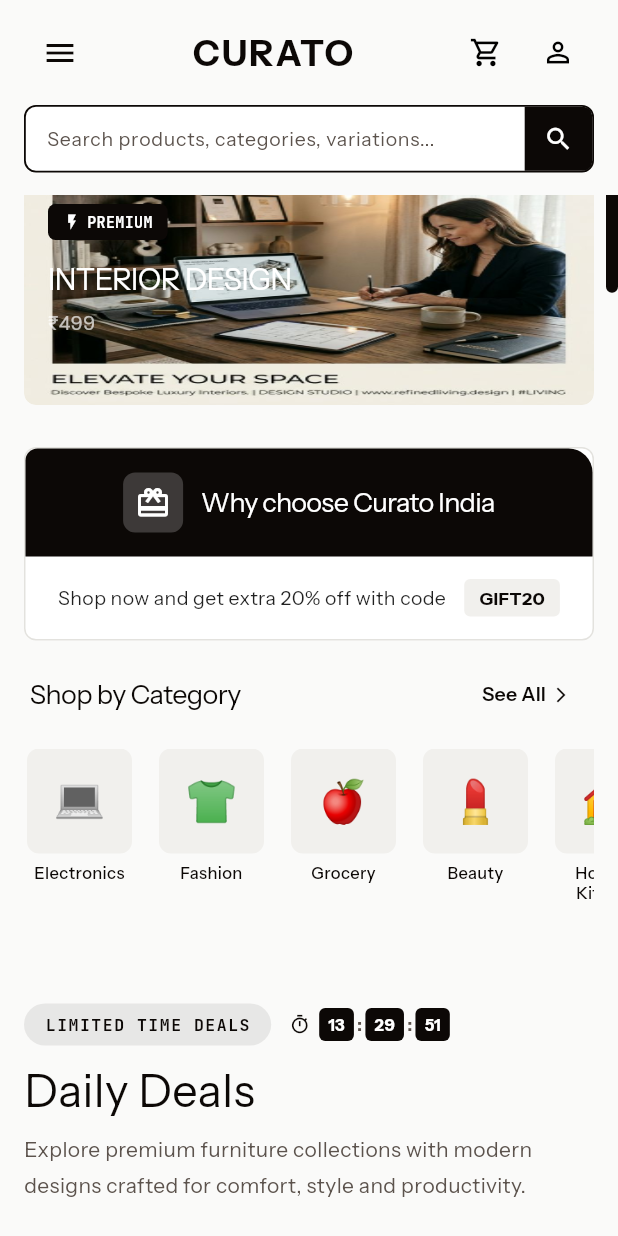
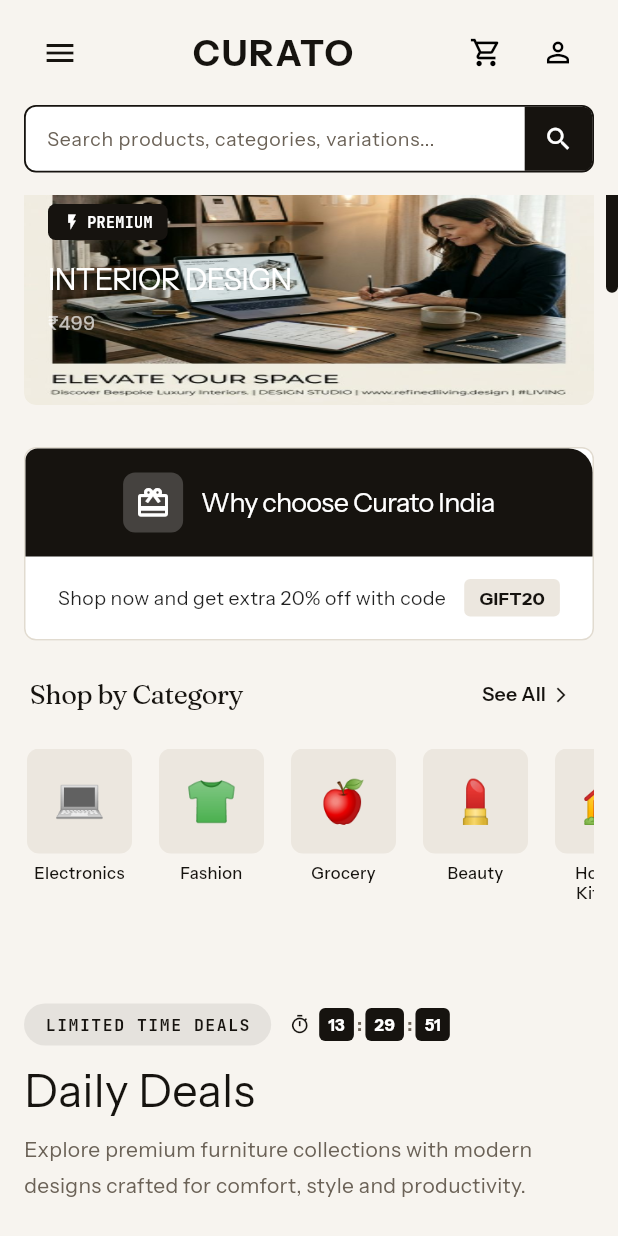
Before and after one commit to asauvia/curato, a Flutter app: the screen it shows after launch, scrolled down 576 dp, on a phone screen of 412 x 824 dp. Run offline on Flutter 3.47's test engine with Material 3 defaults, Android fonts, the phone set to English and light mode, and no system bars; our stand-ins replace carousel_slider, dio, file_picker, firebase_auth, firebase_core, fl_chart and 12 more; missing offline and left inert: dart:html, dart:js_interop, dart:ui_web, payu_checkoutpro_flutter; accounts and stored records are empty; network calls fail.

Commit message:
feat(ecom): adopt modern-luxury-showroom tokens and Fraunces display type
Co-Authored-By: Claude Haiku 5.5 <noreply@anthropic.com>

```diff
--- a/curato-ecom/lib/core/constants/app_colors.dart
+++ b/curato-ecom/lib/core/constants/app_colors.dart
@@ -2,12 +2,14 @@ import 'package:flutter/material.dart';
 
 class AppColors {
   // Web palette (warm paper, light theme only). Tokens match Asauvia's globals.css.
-  static const Color background = Color(0xFFFAFAF9);        // Page background (warm paper)
-  static const Color foreground = Color(0xFF0C0806);        // Primary text, primary button fill
-  static const Color muted = Color(0xFFF1F0ED);             // Raised panels
-  static const Color mutedForeground = Color(0xFF5C534D);   // Secondary text
-  static const Color border = Color(0xFFDCDBD6);            // Hairlines (used instead of card shadows)
-  static const Color signal = Color(0xFF2C965D);            // Live/status indicator and success accents only
+  static const Color background = Color(0xFFF7F4EF);        // Page background (warm paper)
+  static const Color foreground = Color(0xFF16130F);        // Primary text, primary button fill
+  static const Color muted = Color(0xFFECE7DF);             // Raised panels
+  static const Color mutedForeground = Color(0xFF6B6257);   // Secondary text
+  static const Color border = Color(0xFFDAD2C4);            // Hairlines (used instead of card shadows)
+  static const Color signal = Color(0xFF4A6B4D);            // Live/status indicator and success accents only
+  static const Color brass = Color(0xFFA6823E);             // Brass accent
+  static const Color oxide = Color(0xFFA23B2E);             // Oxide accent
 
   // Legacy names, kept so existing widgets compile. They now resolve to the palette above.
   static const Color creamBg = background;
@@ -100,29 +102,29 @@ class AppColors {
 
   // Warm neutral swatch (replaces Material's cool grey)
   static const MaterialColor grey = MaterialColor(0xFF5C534D, <int, Color>{
-    50: Color(0xFFFAFAF9),
-    100: Color(0xFFF1F0ED),
+    50: Color(0xFFF7F4EF),
+    100: Color(0xFFECE7DF),
     200: Color(0xFFE8E7E3),
-    300: Color(0xFFDCDBD6),
+    300: Color(0xFFDAD2C4),
     400: Color(0xFFB3AEA8),
     500: Color(0xFF8C857E),
-    600: Color(0xFF5C534D),
+    600: Color(0xFF6B6257),
     700: Color(0xFF443D38),
     800: Color(0xFF2A2420),
-    900: Color(0xFF0C0806),
+    900: Color(0xFF16130F),
   });
 
   // Shades
-  static const Color grey50 = Color(0xFFFAFAF9);
-  static const Color grey100 = Color(0xFFF1F0ED);
+  static const Color grey50 = Color(0xFFF7F4EF);
+  static const Color grey100 = Color(0xFFECE7DF);
   static const Color grey200 = Color(0xFFE8E7E3);
-  static const Color grey300 = Color(0xFFDCDBD6);
+  static const Color grey300 = Color(0xFFDAD2C4);
   static const Color grey400 = Color(0xFFB3AEA8);
   static const Color grey500 = Color(0xFF8C857E);
-  static const Color grey600 = Color(0xFF5C534D);
+  static const Color grey600 = Color(0xFF6B6257);
   static const Color grey700 = Color(0xFF443D38);
   static const Color grey800 = Color(0xFF2A2420);
-  static const Color grey900 = Color(0xFF0C0806);
+  static const Color grey900 = Color(0xFF16130F);
 
   static const Color red50 = Color(0xFFFFEBEE);
   static const Color red100 = Color(0xFFFFCDD2);
--- a/curato-ecom/lib/core/theme/app_theme.dart
+++ b/curato-ecom/lib/core/theme/app_theme.dart
@@ -22,17 +22,17 @@ class AppTheme {
     textTheme: GoogleFonts.instrumentSansTextTheme()
         .apply(bodyColor: AppColors.textPrimary, displayColor: AppColors.textPrimary)
         .copyWith(
-          displayLarge: GoogleFonts.instrumentSans(
+          displayLarge: GoogleFonts.fraunces(
             fontWeight: FontWeight.w400,
             letterSpacing: -1.5,
             color: AppColors.textPrimary,
           ),
-          displayMedium: GoogleFonts.instrumentSans(
+          displayMedium: GoogleFonts.fraunces(
             fontWeight: FontWeight.w400,
             letterSpacing: -1.0,
             color: AppColors.textPrimary,
           ),
-          titleLarge: GoogleFonts.instrumentSans(
+          titleLarge: GoogleFonts.fraunces(
             fontWeight: FontWeight.w400,
             letterSpacing: -0.4,
             color: AppColors.textPrimary,
```
Also changed, not shown: 1 other file.
